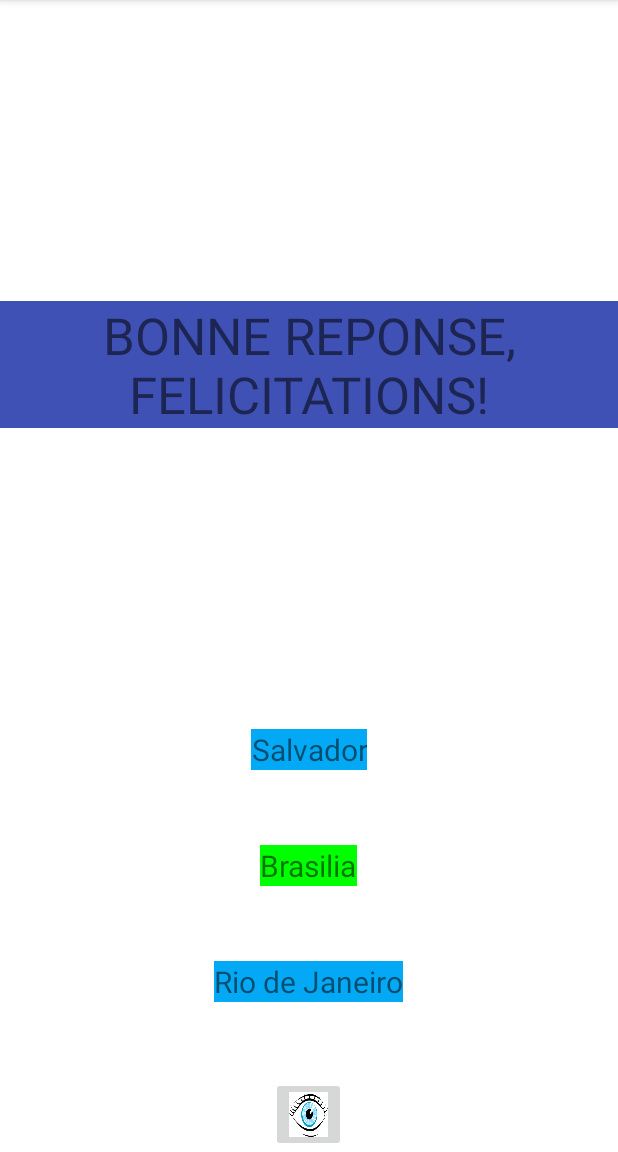
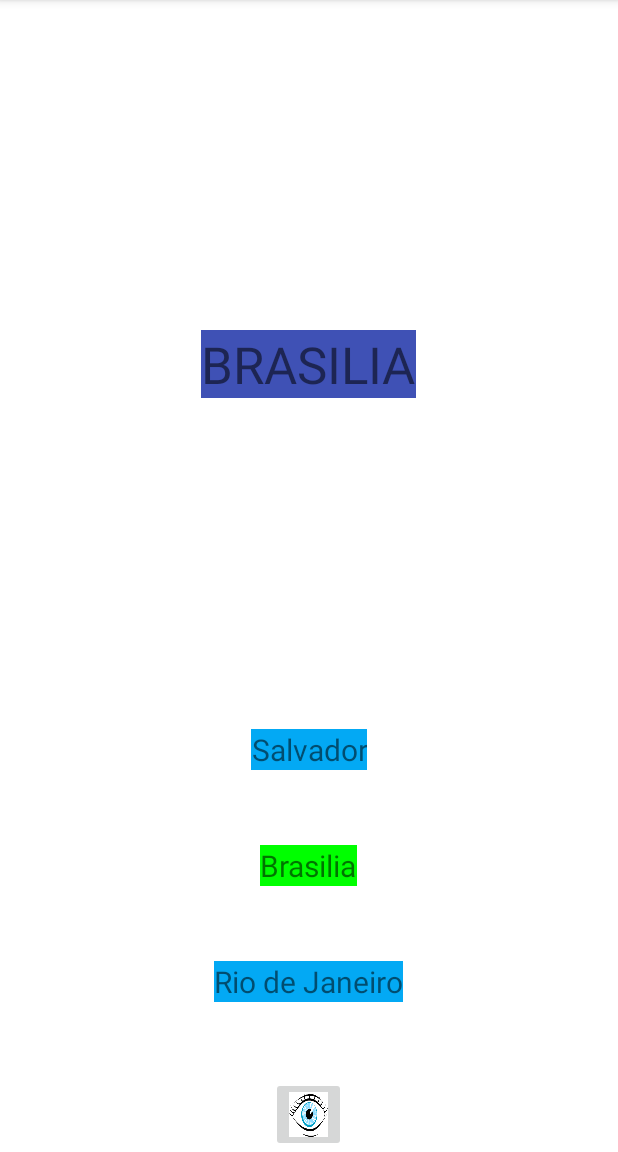
Before and after one commit to NISAN05/FlashCardProject, an Android app: the screen it shows after launch (MainActivity), after a tap on "Brasilia", on a phone screen of 412 x 824 dp, the part 84-1236 px from its top. Run offline under Robolectric (Android 15) with nearby library versions, the phone set to English and light mode, and no system bars; 3 other taps on this screen came first.

Commit message:
fichier MainActivity

```diff
--- a/app/src/main/java/com/example/flashcardproject/MainActivity.java
+++ b/app/src/main/java/com/example/flashcardproject/MainActivity.java
@@ -19,7 +19,33 @@ public class MainActivity extends AppCompatActivity {
         ecouteReponse1();
         ecouteReponse2();
         ecouteReponse3();
+        ecouteQuestion();
+        ecouteReponse();
 
+    }
+
+    private void ecouteQuestion(){
+        TextView Question=findViewById(R.id.IdQuestion);
+        TextView Reponse=findViewById(R.id.IdReponse);
+        Question.setOnClickListener(new View.OnClickListener(){
+            @Override
+            public void onClick(View view) {
+                Question.setVisibility(View.GONE);
+                Reponse.setVisibility(View.VISIBLE);
+
+            }
+        });
+    }
+    private void ecouteReponse(){
+        TextView Question=findViewById(R.id.IdQuestion);
+        TextView Reponse=findViewById(R.id.IdReponse);
+        Reponse.setOnClickListener(new View.OnClickListener(){
+            @Override
+            public void onClick(View view) {
+                Reponse.setVisibility(View.GONE);
+                Question.setVisibility(View.VISIBLE);
+            }
+        });
     }
 
     /**
@@ -41,10 +67,13 @@ public class MainActivity extends AppCompatActivity {
      */
     private void ecouteReponse2(){
         TextView Reponse2=findViewById(R.id.IdReponse2);
+        TextView Question=findViewById(R.id.IdQuestion);
+        TextView Reponse=findViewById(R.id.IdReponse);
         Reponse2.setOnClickListener(new View.OnClickListener() {
             @Override
             public void onClick(View view) {
-                ((TextView)findViewById(R.id.IdQuestion)).setText("Bonne reponse, Felicitations!");
+                Question.setVisibility(View.GONE);
+                Reponse.setVisibility(View.VISIBLE);
                 Reponse2.setBackgroundColor(Color.GREEN);
             }
         });
--- a/app/src/main/res/layout/activity_main.xml
+++ b/app/src/main/res/layout/activity_main.xml
@@ -28,7 +28,20 @@
                 android:gravity="center"
                 android:text="Quel est la capitale du bresil ?"
                 android:textAllCaps="true"
-                android:textSize="34sp" />
+                android:textSize="34sp"
+                android:visibility="visible" />
+
+            <TextView
+                android:id="@+id/IdReponse"
+                android:layout_width="wrap_content"
+                android:layout_height="wrap_content"
+                android:layout_gravity="center"
+                android:background="#3F51B5"
+                android:gravity="center"
+                android:text="brasilia"
+                android:textAllCaps="true"
+                android:textSize="34sp"
+                android:visibility="gone" />
         </LinearLayout>
 
         <LinearLayout
```
